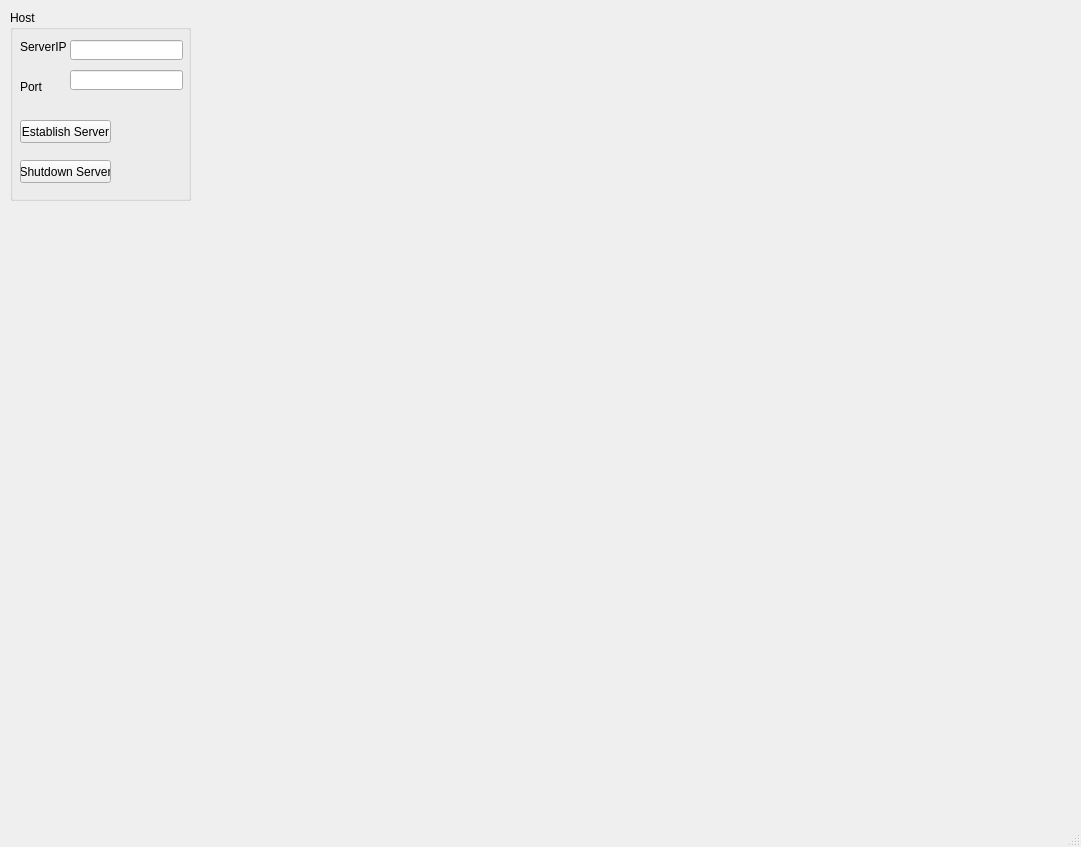
Old version of the form pyChat.ui in the repository hdnate08/pyChatServer.
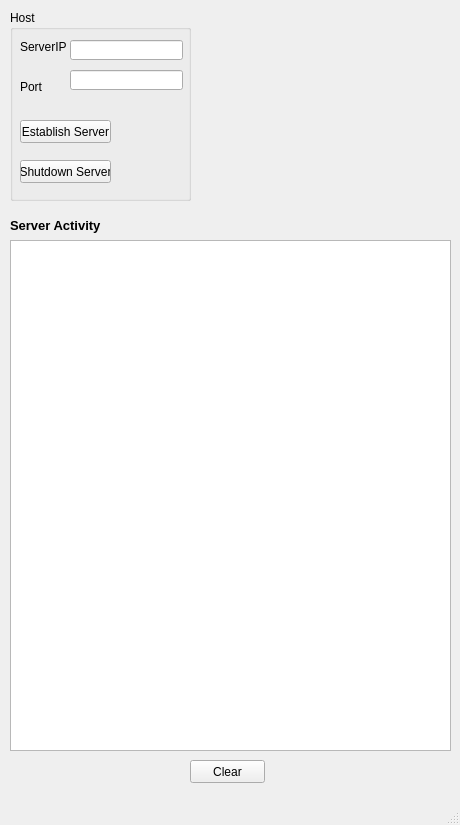
New version of the form.

Commit message: Implemented config.py file for defaults, connected several buttons to functions, working on server log.

Patch:
```diff
--- a/pyChat.ui
+++ b/pyChat.ui
@@ -6,13 +6,16 @@
    <rect>
     <x>0</x>
     <y>0</y>
-    <width>1081</width>
-    <height>847</height>
+    <width>460</width>
+    <height>825</height>
    </rect>
   </property>
   <property name="windowTitle">
    <string>pyChat Server</string>
   </property>
+  <property name="styleSheet">
+   <string notr="true"/>
+  </property>
   <property name="tabShape">
    <enum>QTabWidget::Rounded</enum>
   </property>
@@ -102,6 +105,58 @@
      </property>
     </widget>
    </widget>
+   <widget class="QTextEdit" name="serverActivityLog_textEdit">
+    <property name="geometry">
+     <rect>
+      <x>10</x>
+      <y>240</y>
+      <width>441</width>
+      <height>511</height>
+     </rect>
+    </property>
+    <property name="verticalScrollBarPolicy">
+     <enum>Qt::ScrollBarAsNeeded</enum>
+    </property>
+   </widget>
+   <widget class="QLabel" name="serverActivityLog_label">
+    <property name="geometry">
+     <rect>
+      <x>10</x>
+      <y>215</y>
+      <width>131</width>
+      <height>21</height>
+     </rect>
+    </property>
+    <property name="font">
+     <font>
+      <pointsize>10</pointsize>
+      <weight>75</weight>
+      <bold>true</bold>
+     </font>
+    </property>
+    <property name="lineWidth">
+     <number>1</number>
+    </property>
+    <property name="text">
+     <string>Server Activity</string>
+    </property>
+    <property name="indent">
+     <number>-4</number>
+    </property>
+   </widget>
+   <widget class="QPushButton" name="clearLog_pushButton">
+    <property name="geometry">
+     <rect>
+      <x>190</x>
+      <y>760</y>
+      <width>75</width>
+      <height>23</height>
+     </rect>
+    </property>
+    <property name="text">
+     <string>Clear</string>
+    </property>
+   </widget>
   </widget>
   <widget class="QMenuBar" name="menubar">
    <property name="geometry">
```
Left out of the diff: 14 changed lines with no effect on the pictures. The commit also changes 4 other files.
